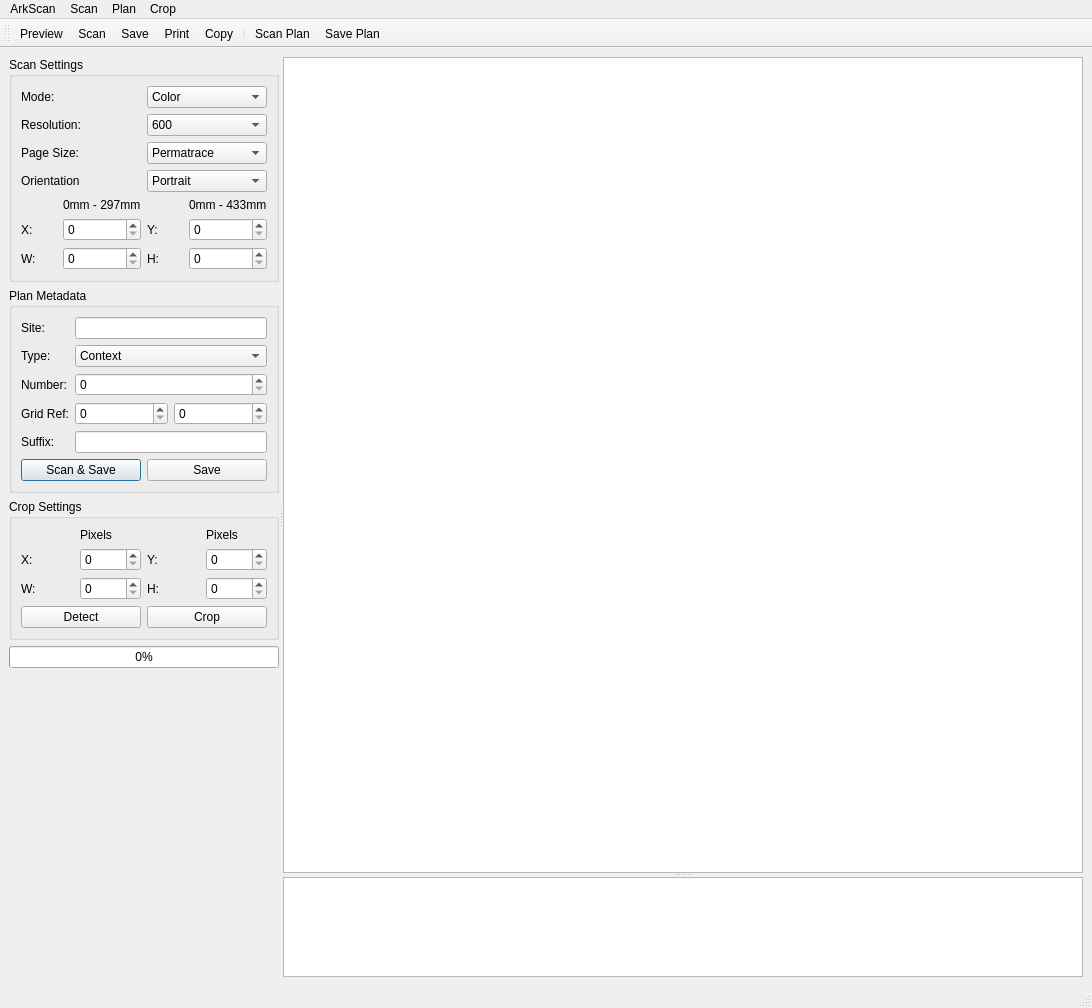
The window that ArkScanMainWindow.ui (lparchaeology/ArkScan) describes before a commit, drawn with Qt 5.
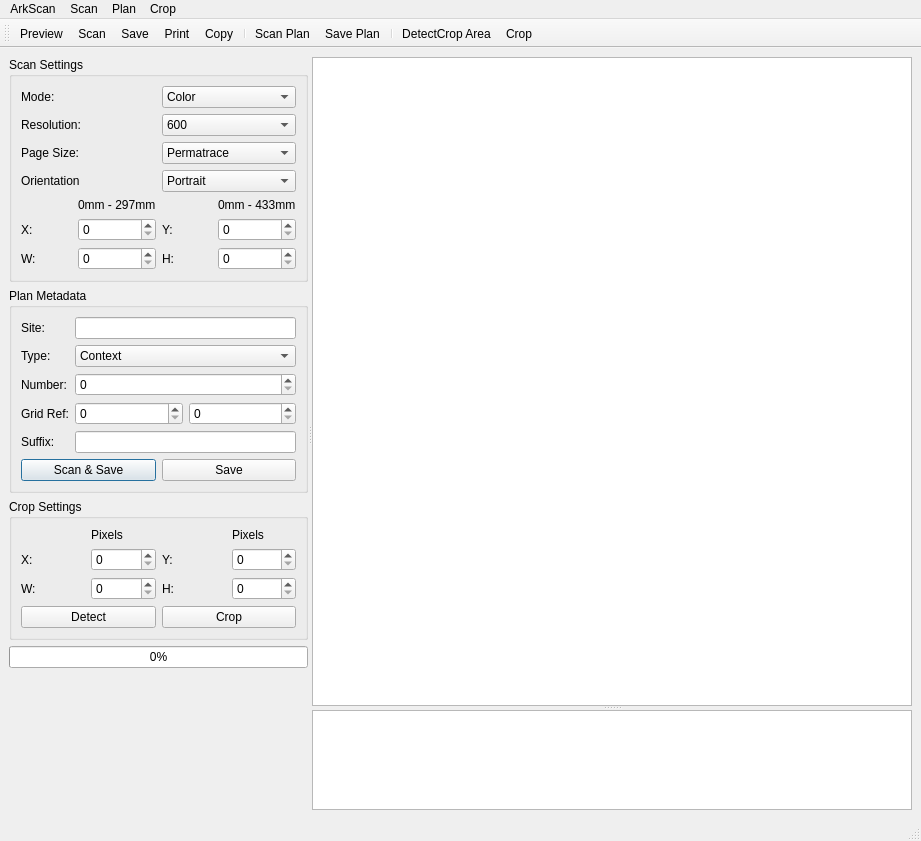
The same window after the commit. Icons and pictures are not drawn. Custom widgets are drawn as their Qt base class.

Commit message: Shrink window size

Patch:
```diff
--- a/ArkScanMainWindow.ui
+++ b/ArkScanMainWindow.ui
@@ -6,8 +6,8 @@
    <rect>
     <x>0</x>
     <y>0</y>
-    <width>1092</width>
-    <height>1008</height>
+    <width>921</width>
+    <height>841</height>
    </rect>
   </property>
   <property name="windowTitle">
@@ -516,7 +516,7 @@
         </property>
         <property name="minimumSize">
          <size>
-          <width>800</width>
+          <width>600</width>
           <height>400</height>
          </size>
         </property>
@@ -572,7 +572,7 @@
     <rect>
      <x>0</x>
      <y>0</y>
-     <width>1092</width>
+     <width>921</width>
      <height>22</height>
     </rect>
    </property>
@@ -632,6 +632,9 @@
    <addaction name="separator"/>
    <addaction name="m_scanPlanAction"/>
    <addaction name="m_savePlanAction"/>
+   <addaction name="separator"/>
+   <addaction name="m_detectCropAreaAction"/>
+   <addaction name="m_cropAction"/>
   </widget>
   <action name="quitAction">
    <property name="text">
```
The commit also changes 1 other file.
